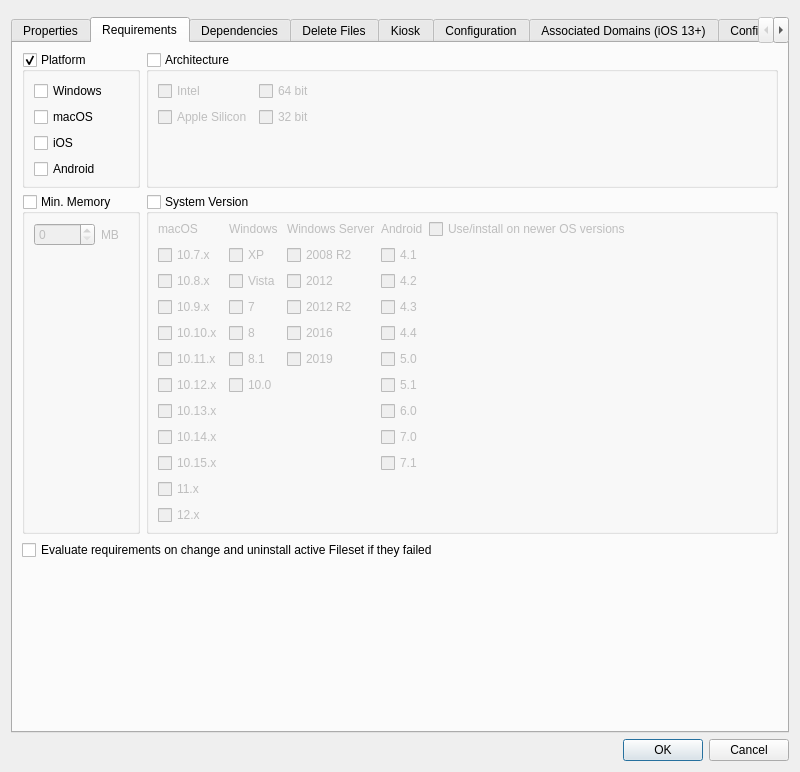
First picture: the form in FWAdminLib/FilesetPropertiesDlg.ui, repository fw-dev/translations, before the edit.
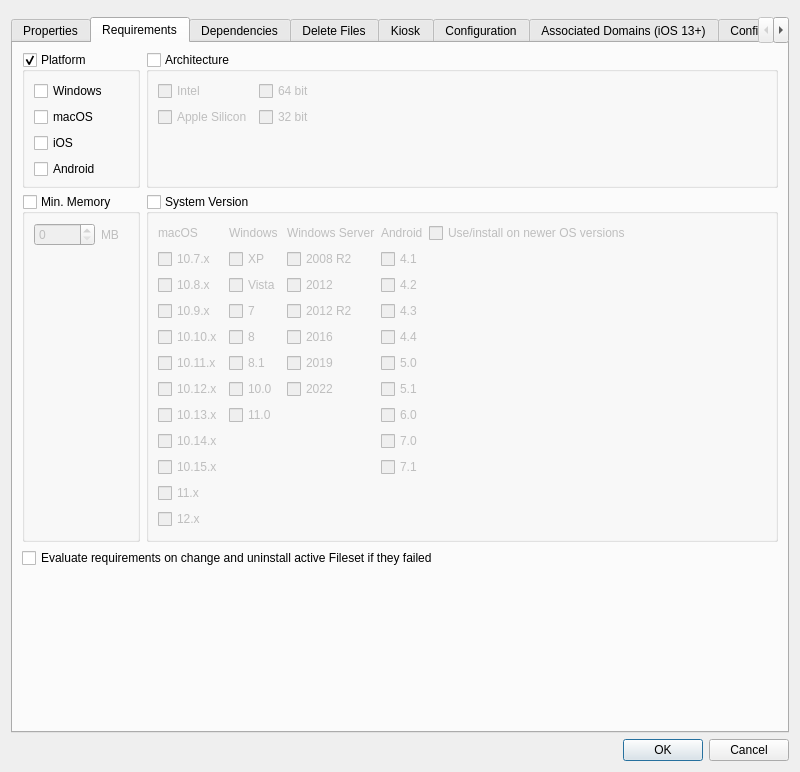
Second picture: the form after the edit. The open tabs and pages were chosen to show the change. Icons and pictures are not drawn. Custom widgets are drawn as their Qt base class.

What changed in the file:
```diff
--- a/FWAdminLib/FilesetPropertiesDlg.ui
+++ b/FWAdminLib/FilesetPropertiesDlg.ui
@@ -549,299 +549,293 @@
               <property name="checked">
                <bool>false</bool>
               </property>
-              <layout class="QGridLayout" name="gridLayout_5">
-               <property name="topMargin">
-                <number>5</number>
-               </property>
-               <property name="rightMargin">
-                <number>5</number>
-               </property>
-               <property name="bottomMargin">
-                <number>5</number>
-               </property>
-               <item row="0" column="0">
-                <spacer name="verticalSpacer_19">
-                 <property name="orientation">
-                  <enum>Qt::Vertical</enum>
-                 </property>
-                 <property name="sizeHint" stdset="0">
-                  <size>
-                   <width>0</width>
-                   <height>0</height>
-                  </size>
-                 </property>
-                </spacer>
-               </item>
-               <item row="1" column="0">
                 <layout class="QGridLayout" name="gridLayout_4">
-                 <item row="0" column="3">
-                  <widget class="QLabel" name="androidLabel">
-                   <property name="text">
-                    <string>Android</string>
-                   </property>
-                  </widget>
-                 </item>
-                 <item row="5" column="3">
-                  <widget class="QCheckBox" name="checkBoxAPI21">
-                   <property name="text">
-                    <string>5.0</string>
-                   </property>
-                  </widget>
-                 </item>
-                 <item row="5" column="0">
-                  <widget class="QCheckBox" name="checkBox1011x">
-                   <property name="text">
-                    <string>10.11.x</string>
-                   </property>
-                  </widget>
-                 </item>
-                 <item row="4" column="2">
-                  <widget class="QCheckBox" name="checkBoxSrv2016">
-                   <property name="text">
-                    <string>2016</string>
-                   </property>
-                  </widget>
-                 </item>
-                 <item row="6" column="0">
-                  <widget class="QCheckBox" name="checkBox1012x">
-                   <property name="text">
-                    <string>10.12.x</string>
-                   </property>
-                  </widget>
-                 </item>
-                 <item row="4" column="3">
-                  <widget class="QCheckBox" name="checkBoxAPI19">
-                   <property name="text">
-                    <string>4.4</string>
-                   </property>
-                  </widget>
-                 </item>
-                 <item row="0" column="0">
+               <item row="1" column="0">
                   <widget class="QLabel" name="macOSLabel">
                    <property name="text">
                     <string>macOS</string>
                    </property>
                   </widget>
                  </item>
-                 <item row="8" column="3">
-                  <widget class="QCheckBox" name="checkBoxAPI24">
-                   <property name="text">
-                    <string>7.0</string>
-                   </property>
-                  </widget>
-                 </item>
-                 <item row="4" column="1">
-                  <widget class="QCheckBox" name="checkBox8">
-                   <property name="text">
-                    <string>8</string>
-                   </property>
-                  </widget>
-                 </item>
-                 <item row="7" column="3">
-                  <widget class="QCheckBox" name="checkBoxAPI23">
+               <item row="1" column="1">
+                <spacer name="verticalSpacer_19">
+                 <property name="orientation">
+                  <enum>Qt::Vertical</enum>
+                 </property>
+                 <property name="sizeHint" stdset="0">
+                  <size>
+                   <width>0</width>
+                   <height>0</height>
+                  </size>
+                 </property>
+                </spacer>
+               </item>
+               <item row="1" column="2">
+                <widget class="QLabel" name="windowsLabel">
                    <property name="text">
-                    <string>6.0</string>
+                  <string>Windows</string>
                    </property>
                   </widget>
                  </item>
-                 <item row="3" column="1">
-                  <widget class="QCheckBox" name="checkBox7">
-                   <property name="text">
-                    <string>7</string>
-                   </property>
-                  </widget>
-                 </item>
-                 <item row="3" column="2">
-                  <widget class="QCheckBox" name="checkBoxSrv2012r2">
-                   <property name="text">
-                    <string>2012 R2</string>
-                   </property>
-                  </widget>
-                 </item>
-                 <item row="0" column="2">
+               <item row="1" column="3">
                   <widget class="QLabel" name="winServerLabel">
                    <property name="text">
                     <string>Windows Server</string>
                    </property>
                   </widget>
                  </item>
-                 <item row="9" column="0">
-                  <widget class="QCheckBox" name="checkBox1015x">
+               <item row="1" column="4">
+                <widget class="QLabel" name="androidLabel">
                    <property name="text">
-                    <string>10.15.x</string>
+                  <string>Android</string>
                    </property>
                   </widget>
                  </item>
-                 <item row="6" column="3">
-                  <widget class="QCheckBox" name="checkBoxAPI22">
+               <item row="1" column="5">
+                <widget class="QCheckBox" name="checkBoxFutureCompatibility">
                    <property name="text">
-                    <string>5.1</string>
+                  <string>Use/install on newer OS versions</string>
                    </property>
                   </widget>
                  </item>
-                 <item row="5" column="2">
-                  <widget class="QCheckBox" name="checkBoxSrv2019">
-                   <property name="text">
-                    <string>2019</string>
-                   </property>
-                  </widget>
-                 </item>
-                 <item row="2" column="0">
-                  <widget class="QCheckBox" name="checkBox108x">
-                   <property name="text">
-                    <string>10.8.x</string>
-                   </property>
-                  </widget>
-                 </item>
-                 <item row="1" column="3">
-                  <widget class="QCheckBox" name="checkBoxAPI16">
+               <item row="1" column="6">
+                <spacer name="horizontalSpacer_7">
+                 <property name="orientation">
+                  <enum>Qt::Horizontal</enum>
+                 </property>
+                 <property name="sizeHint" stdset="0">
+                  <size>
+                   <width>1</width>
+                   <height>20</height>
+                  </size>
+                 </property>
+                </spacer>
+               </item>
+               <item row="2" column="0" colspan="2">
+                <widget class="QCheckBox" name="checkBox107x">
                    <property name="text">
-                    <string>4.1</string>
+                  <string>10.7.x</string>
                    </property>
                   </widget>
                  </item>
-                 <item row="8" column="0">
-                  <widget class="QCheckBox" name="checkBox1014x">
-                   <property name="text">
-                    <string>10.14.x</string>
-                   </property>
-                  </widget>
-                 </item>
-                 <item row="1" column="1">
+               <item row="2" column="2">
                   <widget class="QCheckBox" name="checkBoxXP">
                    <property name="text">
                     <string>XP</string>
                    </property>
                   </widget>
                  </item>
-                 <item row="10" column="0">
-                  <widget class="QCheckBox" name="checkBox11x">
+               <item row="2" column="3">
+                <widget class="QCheckBox" name="checkBoxSrv2008r2">
                    <property name="text">
-                    <string>11.x</string>
+                  <string>2008 R2</string>
                    </property>
                   </widget>
                  </item>
-                 <item row="4" column="0">
-                  <widget class="QCheckBox" name="checkBox1010x">
+               <item row="2" column="4">
+                <widget class="QCheckBox" name="checkBoxAPI16">
                    <property name="text">
-                    <string>10.10.x</string>
+                  <string>4.1</string>
                    </property>
                   </widget>
                  </item>
-                 <item row="0" column="1">
-                  <widget class="QLabel" name="windowsLabel">
+               <item row="3" column="0" colspan="2">
+                <widget class="QCheckBox" name="checkBox108x">
                    <property name="text">
-                    <string>Windows</string>
+                  <string>10.8.x</string>
                    </property>
                   </widget>
                  </item>
-                 <item row="2" column="1">
+               <item row="3" column="2">
                   <widget class="QCheckBox" name="checkBoxVista">
                    <property name="text">
                     <string>Vista</string>
                    </property>
                   </widget>
                  </item>
-                 <item row="2" column="3">
+               <item row="3" column="3">
+                <widget class="QCheckBox" name="checkBoxSrv2012">
+                 <property name="text">
+                  <string>2012</string>
+                 </property>
+                </widget>
+               </item>
+               <item row="3" column="4">
                   <widget class="QCheckBox" name="checkBoxAPI17">
                    <property name="text">
                     <string>4.2</string>
                    </property>
                   </widget>
                  </item>
-                 <item row="3" column="0">
+               <item row="4" column="0" colspan="2">
                   <widget class="QCheckBox" name="checkBox109x">
                    <property name="text">
                     <string>10.9.x</string>
                    </property>
                   </widget>
                  </item>
-                 <item row="3" column="3">
+               <item row="4" column="2">
+                <widget class="QCheckBox" name="checkBox7">
+                 <property name="text">
+                  <string>7</string>
+                 </property>
+                </widget>
+               </item>
+               <item row="4" column="3">
+                <widget class="QCheckBox" name="checkBoxSrv2012r2">
+                 <property name="text">
+                  <string>2012 R2</string>
+                 </property>
+                </widget>
+               </item>
+               <item row="4" column="4">
                   <widget class="QCheckBox" name="checkBoxAPI18">
                    <property name="text">
                     <string>4.3</string>
                    </property>
                   </widget>
                  </item>
-                 <item row="7" column="0">
-                  <widget class="QCheckBox" name="checkBox1013x">
+               <item row="5" column="0" colspan="2">
+                <widget class="QCheckBox" name="checkBox1010x">
                    <property name="text">
-                    <string>10.13.x</string>
+                  <string>10.10.x</string>
                    </property>
                   </widget>
                  </item>
-                 <item row="1" column="2">
-                  <widget class="QCheckBox" name="checkBoxSrv2008r2">
+               <item row="5" column="2">
+                <widget class="QCheckBox" name="checkBox8">
                    <property name="text">
-                    <string>2008 R2</string>
+                  <string>8</string>
                    </property>
                   </widget>
                  </item>
-                 <item row="6" column="1">
+               <item row="5" column="3">
+                <widget class="QCheckBox" name="checkBoxSrv2016">
+                 <property name="text">
+                  <string>2016</string>
+                 </property>
+                </widget>
+               </item>
+               <item row="5" column="4">
+                <widget class="QCheckBox" name="checkBoxAPI19">
+                 <property name="text">
+                  <string>4.4</string>
+                 </property>
+                </widget>
+               </item>
+               <item row="6" column="0" colspan="2">
+                <widget class="QCheckBox" name="checkBox1011x">
+                 <property name="text">
+                  <string>10.11.x</string>
+                 </property>
+                </widget>
+               </item>
+               <item row="6" column="2">
+                <widget class="QCheckBox" name="checkBox81">
+                 <property name="text">
+                  <string>8.1</string>
+                 </property>
+                </widget>
+               </item>
+               <item row="6" column="3">
+                <widget class="QCheckBox" name="checkBoxSrv2019">
+                 <property name="text">
+                  <string>2019</string>
+                 </property>
+                </widget>
+               </item>
+               <item row="6" column="4">
+                <widget class="QCheckBox" name="checkBoxAPI21">
+                 <property name="text">
+                  <string>5.0</string>
+                 </property>
+                </widget>
+               </item>
+               <item row="7" column="0" colspan="2">
+                <widget class="QCheckBox" name="checkBox1012x">
+                 <property name="text">
+                  <string>10.12.x</string>
+                 </property>
+                </widget>
+               </item>
+               <item row="7" column="2">
                   <widget class="QCheckBox" name="checkBox100">
                    <property name="text">
                     <string>10.0</string>
                    </property>
                   </widget>
                  </item>
-                 <item row="0" column="4">
-                  <widget class="QCheckBox" name="checkBoxFutureCompatibility">
+               <item row="7" column="4">
+                <widget class="QCheckBox" name="checkBoxAPI22">
                    <property name="text">
-                    <string>Use/install on newer OS versions</string>
+                  <string>5.1</string>
                    </property>
                   </widget>
                  </item>
-                 <item row="1" column="0">
-                  <widget class="QCheckBox" name="checkBox107x">
+               <item row="8" column="0" colspan="2">
+                <widget class="QCheckBox" name="checkBox1013x">
                    <property name="text">
-                    <string>10.7.x</string>
+                  <string>10.13.x</string>
                    </property>
                   </widget>
                  </item>
-                 <item row="9" column="3">
+               <item row="8" column="2">
+                <widget class="QCheckBox" name="checkBox110">
+                 <property name="text">
+                  <string>11.0</string>
+                 </property>
+                </widget>
+               </item>
+               <item row="8" column="4">
+                <widget class="QCheckBox" name="checkBoxAPI23">
+                 <property name="text">
+                  <string>6.0</string>
+                 </property>
+                </widget>
+               </item>
+               <item row="9" column="0" colspan="2">
+                <widget class="QCheckBox" name="checkBox1014x">
+                 <property name="text">
+                  <string>10.14.x</string>
+                 </property>
+                </widget>
+               </item>
+               <item row="9" column="4">
+                <widget class="QCheckBox" name="checkBoxAPI24">
+                 <property name="text">
+                  <string>7.0</string>
+                 </property>
+                </widget>
+               </item>
+               <item row="10" column="0" colspan="2">
+                <widget class="QCheckBox" name="checkBox1015x">
+                 <property name="text">
+                  <string>10.15.x</string>
+                 </property>
+                </widget>
+               </item>
+               <item row="10" column="4">
                   <widget class="QCheckBox" name="checkBoxAPI25">
                    <property name="text">
                     <string>7.1</string>
                    </property>
                   </widget>
                  </item>
-                 <item row="2" column="2">
-                  <widget class="QCheckBox" name="checkBoxSrv2012">
+               <item row="11" column="0" colspan="2">
+                <widget class="QCheckBox" name="checkBox11x">
                    <property name="text">
-                    <string>2012</string>
+                  <string>11.x</string>
                    </property>
                   </widget>
                  </item>
-                 <item row="5" column="1">
-                  <widget class="QCheckBox" name="checkBox81">
-                   <property name="text">
-                    <string>8.1</string>
-                   </property>
-                  </widget>
-                 </item>
-                 <item row="11" column="0">
+               <item row="12" column="0" colspan="2">
                   <widget class="QCheckBox" name="checkBox12x">
                    <property name="text">
                     <string>12.x</string>
                    </property>
                   </widget>
                  </item>
-                </layout>
-               </item>
-               <item row="1" column="1">
-                <spacer name="horizontalSpacer_7">
-                 <property name="orientation">
-                  <enum>Qt::Horizontal</enum>
-                 </property>
-                 <property name="sizeHint" stdset="0">
-                  <size>
-                   <width>1</width>
-                   <height>20</height>
-                  </size>
-                 </property>
-                </spacer>
-               </item>
-               <item row="3" column="0">
+               <item row="13" column="0" colspan="2">
                 <spacer name="verticalSpacer_3">
                  <property name="orientation">
                   <enum>Qt::Vertical</enum>
@@ -854,6 +848,13 @@
                  </property>
                 </spacer>
                </item>
+               <item row="7" column="3">
+                <widget class="QCheckBox" name="checkBoxSrv2022">
+                 <property name="text">
+                  <string>2022</string>
+                 </property>
+                </widget>
+               </item>
               </layout>
              </widget>
             </item>
```
Left out of the diff: 2 changed lines with no effect on the pictures. Lines whose indentation alone changed are shown as unchanged.
